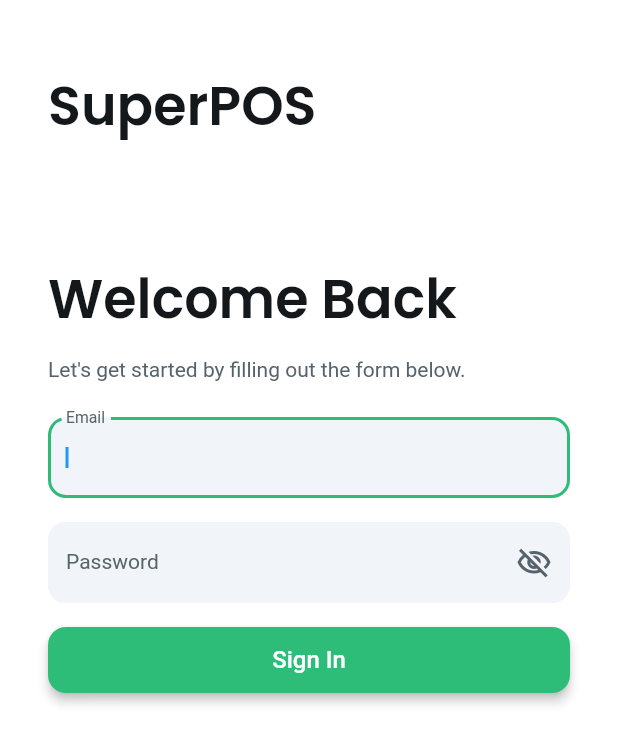
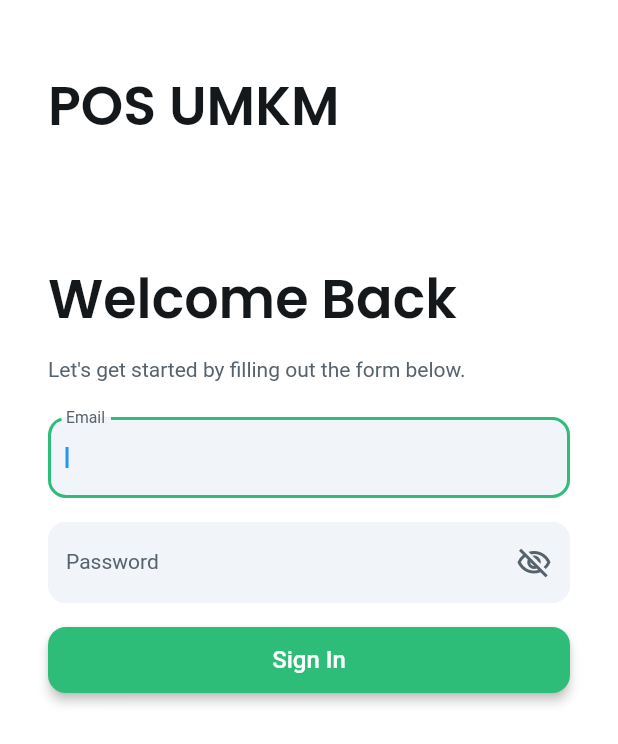
Before and after one commit to Deal-Tech/pos-umkm, a Flutter app: the screen it shows after launch, on a phone screen of 412 x 824 dp. Shown: the top 744 px of the screen. Run offline on Flutter 3.47's test engine with Material 3 defaults, Android fonts, the phone set to English and light mode, and no system bars; drawn by our look-alikes of auto_size_text; our stand-ins replace easy_debounce, equatable, file_picker, font_awesome_flutter, from_css_color, go_router and 8 more; missing offline and left inert: json_path, mime_type, styled_divider; accounts and stored records are empty; Roboto replaces fonts that are missing (Readex Pro).

Commit message:
Updating to latest .

```diff
--- a/lib/login_page/login_page_widget.dart
+++ b/lib/login_page/login_page_widget.dart
@@ -83,7 +83,7 @@ class _LoginPageWidgetState extends State<LoginPageWidget> {
                               padding: const EdgeInsetsDirectional.fromSTEB(
                                   32.0, 0.0, 0.0, 0.0),
                               child: Text(
-                                'SuperPOS',
+                                'POS UMKM',
                                 style: FlutterFlowTheme.of(context)
                                     .displaySmall
                                     .override(
--- a/lib/pages/splash_page/splash_page_widget.dart
+++ b/lib/pages/splash_page/splash_page_widget.dart
@@ -63,7 +63,7 @@ class _SplashPageWidgetState extends State<SplashPageWidget> {
               Padding(
                 padding: const EdgeInsetsDirectional.fromSTEB(0.0, 13.0, 0.0, 0.0),
                 child: Text(
-                  'SuperPOS',
+                  'POS UMKM',
                   textAlign: TextAlign.center,
                   style: FlutterFlowTheme.of(context).bodyMedium.override(
                         fontFamily: 'Readex Pro',
```
